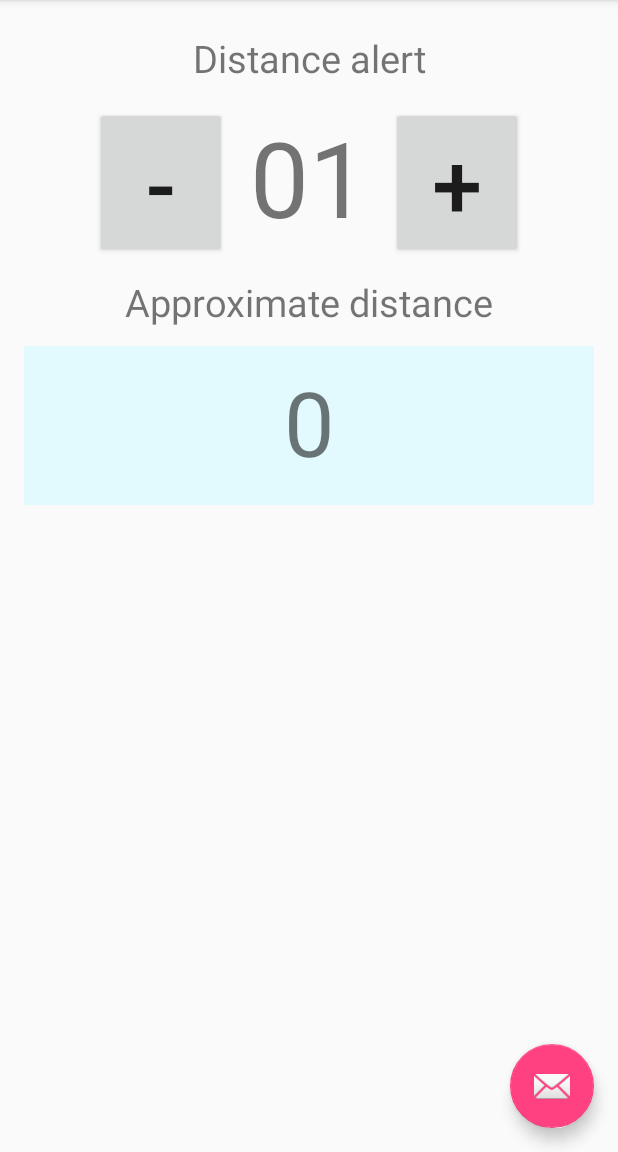
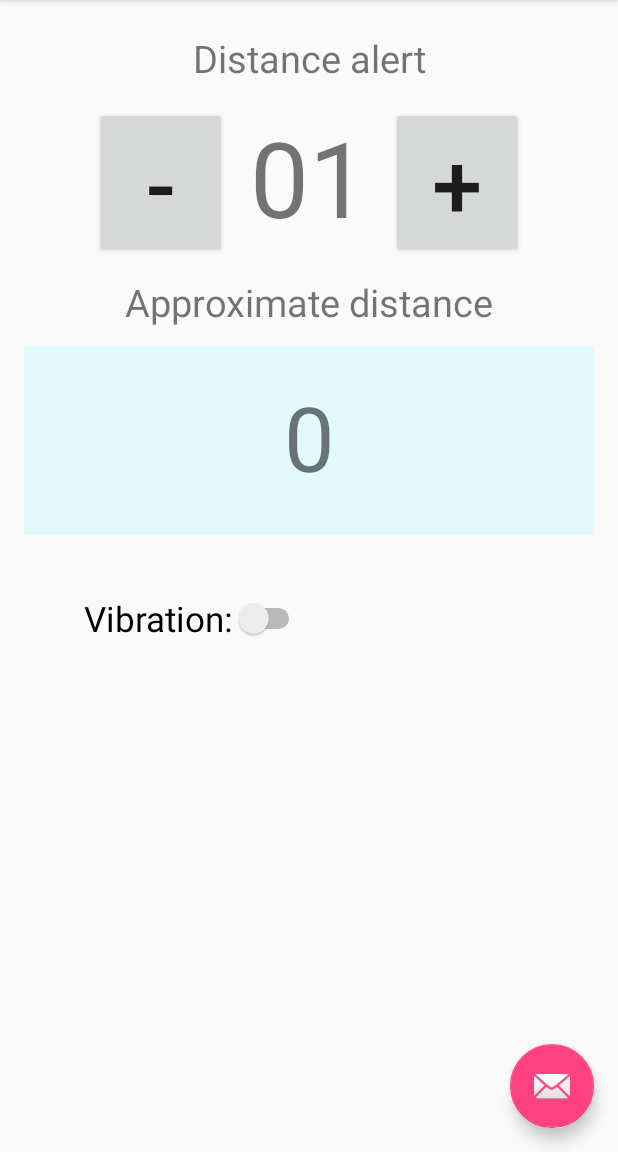
Before and after one commit to fernandorosero/KidLocaliza, an Android app: the screen it shows after launch (MainActivity), on a phone screen of 412 x 824 dp, the part 84-1236 px from its top. Run offline under Robolectric (Android 15) with nearby library versions, the phone set to English and light mode, and no system bars.

Commit message:
Commit Lenovo

```diff
--- a/app/src/main/java/com/thelastmonkey/kidlocaliza/MainActivity.java
+++ b/app/src/main/java/com/thelastmonkey/kidlocaliza/MainActivity.java
@@ -32,6 +32,7 @@ import android.support.v7.widget.Toolbar;
 import android.view.Menu;
 import android.view.MenuItem;
 import android.widget.Button;
+import android.widget.Switch;
 import android.widget.TextView;
 import android.widget.Toast;
 
@@ -52,11 +53,15 @@ public class MainActivity extends AppCompatActivity
 
     private static final int REQUEST_ENABLE_BT = 1 ;
     private static final int REQUEST_BLUETOOTH_ENABLE = 1;
+    private final int PERMISO_LOCALIZACION = 1;
+
     Button btnMas;
     Button btnMenos;
     TextView textViewDistancia;
     TextView textViewDistanciaReal;
-    private final int PERMISO_LOCALIZACION = 1;
+    Switch switchVibration;
+
+
     private BluetoothAdapter bluetoothAdapter;
     private LocationManager locationManager;
     AlertDialog alert = null;
@@ -100,7 +105,7 @@ public class MainActivity extends AppCompatActivity
         btnMenos = (Button)findViewById(R.id.btnMenos);
         textViewDistancia = (TextView)findViewById(R.id.textViewDistancia);
         textViewDistanciaReal = (TextView)findViewById(R.id.textViewDistanciaReal);
-
+        switchVibration = (Switch)findViewById(R.id.switchVibration);
 
         //Intent activarUbicacion = new Intent(Intent.  )
 
@@ -156,6 +161,19 @@ public class MainActivity extends AppCompatActivity
             }
         });
 
+        //Listener Switch
+        switchVibration.setOnClickListener(new View.OnClickListener() {
+            @Override
+            public void onClick(View view) {
+                if(switchVibration.isChecked())
+                {
+                    Log.i(KidLocalizaConstantes.LOG_KIDLOCALIZA,"Es ON");
+                }else
+                {
+                    Log.i(KidLocalizaConstantes.LOG_KIDLOCALIZA,"Es OFF");
+                }
+            }
+        });
 
 
 
@@ -402,12 +420,11 @@ public class MainActivity extends AppCompatActivity
     public void beaconFound(IBeacon ibeacon) {
         textViewDistanciaReal.setText(Integer.toString(ibeacon.getProximity()));
         cambioBackgroundAndColorTextView(ibeacon.getProximity());
-        if(ibeacon.getProximity() > Integer.parseInt(textViewDistancia.getText().toString())) {
+        if((ibeacon.getProximity() > Integer.parseInt(textViewDistancia.getText().toString())) && switchVibration.isChecked()) {
             avisoSimpleKidLocaliza(ibeacon.getProximity());
         }
         Log.i(KidLocalizaConstantes.LOG_KIDLOCALIZA, "Beacon encontrado!!" + ibeacon.toString());
         Log.i(KidLocalizaConstantes.LOG_KIDLOCALIZA, "Se encuentra a:" + ibeacon.getProximity());
-
     }
 
     @Override
--- a/app/src/main/res/layout/content_main.xml
+++ b/app/src/main/res/layout/content_main.xml
@@ -75,12 +75,28 @@
             android:text="0"
             android:textSize="60dp"
             android:textAlignment="center"
-            android:paddingTop="10dp"
-            android:paddingBottom="15dp"
+            android:paddingTop="20dp"
+            android:paddingBottom="25dp"
             android:background="#e2fafe"
             android:layout_width="match_parent"
             android:layout_height="match_parent" />
 
     </LinearLayout>
 
+    <LinearLayout
+        android:orientation="vertical"
+        android:layout_width="match_parent"
+        android:layout_height="match_parent">
+
+        <Switch
+            android:id="@+id/switchVibration"
+            android:text="@string/vibracion"
+            android:textSize="23dp"
+            android:padding="10dp"
+            android:layout_marginLeft="30dp"
+            android:layout_marginTop="30dp"
+            android:layout_width="wrap_content"
+            android:layout_height="wrap_content" />
+    </LinearLayout>
+
 </LinearLayout>
--- a/app/src/main/res/values/strings.xml
+++ b/app/src/main/res/values/strings.xml
@@ -16,4 +16,5 @@
     <string name="ajustes">Settings</string>
     <string name="distanciaaproximada">Approximate distance</string>
     <string name="buscando">Scanning</string>
+    <string name="vibracion">Vibration: </string>
 </resources>
```
Also changed, not shown: 2 other files.
